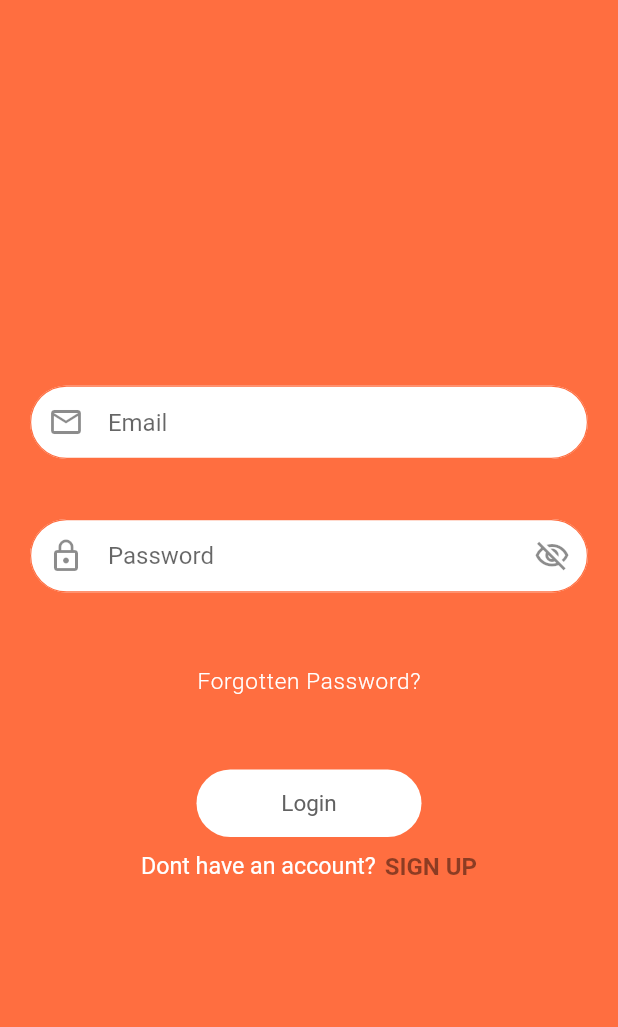
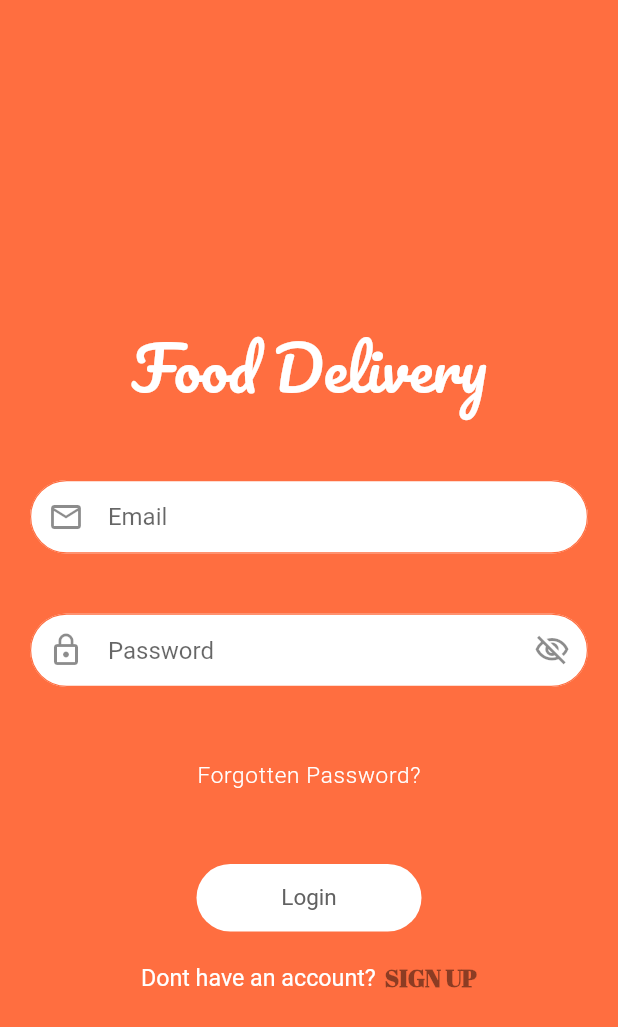
Before and after one commit to ShardulVanage/Flutter-U-I-xx, a Flutter app: the LoginScreen screen opened directly, on a phone screen of 412 x 824 dp. Shown: the top 1027 px of the screen. Run offline on Flutter 3.47's test engine with Material 2 defaults, Android fonts, the phone set to English and light mode, and no system bars; our stand-ins replace font_awesome_flutter, google_fonts.

Commit message:
update on loginpage

```diff
--- a/flutter_food_delivery_ui/lib/screen/loginscreen.dart
+++ b/flutter_food_delivery_ui/lib/screen/loginscreen.dart
@@ -1,5 +1,6 @@
 import 'package:flutter/material.dart';
 import 'package:flutter_food_delivery_ui/screen/home_screen.dart';
+import 'package:google_fonts/google_fonts.dart';
 
 class LoginScreen extends StatefulWidget {
   @override
@@ -12,11 +13,21 @@ class _LoginScreenState extends State<LoginScreen> {
     return Scaffold(
       backgroundColor: Theme.of(context).primaryColor,
       body: Container(
+        child: SingleChildScrollView(
           child: Column(
             mainAxisAlignment: MainAxisAlignment.center,
             crossAxisAlignment: CrossAxisAlignment.center,
             children: <Widget>[
-
+              SizedBox(
+                height: 210,
+              ),
+              Text(
+                'Food Delivery',
+                style: GoogleFonts.pacifico(fontSize: 40, color: Colors.white),
+              ),
+              SizedBox(
+                height: 20,
+              ),
               Padding(
                 padding: const EdgeInsets.all(20.0),
                 child: TextField(
@@ -58,39 +69,61 @@ class _LoginScreenState extends State<LoginScreen> {
                       prefixIcon: Icon(
                         Icons.lock_outline,
                       ),
-                  suffixIcon: Icon(Icons.visibility_off_outlined)
-                ),
+                      suffixIcon: Icon(Icons.visibility_off_outlined)),
                   obscureText: true,
                 ),
               ),
-            SizedBox(height: 30,),
-            Text('Forgotten Password?',style: TextStyle(fontSize: 15, color: Colors.white,letterSpacing: .5,fontWeight: FontWeight.w300 ),),
+              SizedBox(
+                height: 30,
+              ),
+              Text(
+                'Forgotten Password?',
+                style: TextStyle(
+                    fontSize: 15,
+                    color: Colors.white,
+                    letterSpacing: .5,
+                    fontWeight: FontWeight.w300),
+              ),
               SizedBox(height: 50),
               InkWell(
-              onTap: () => Navigator.push(context, MaterialPageRoute(builder: (_)=> Homescreen())),
+                onTap: () => Navigator.push(
+                    context, MaterialPageRoute(builder: (_) => Homescreen())),
                 child: Container(
                   height: 45,
                   width: 150,
-              child: Center(child: Text('Login',style: TextStyle(fontSize: 15,color: Colors.grey[700]),)),
-
+                  child: Center(
+                      child: Text(
+                    'Login',
+                    style: TextStyle(fontSize: 15, color: Colors.grey[700]),
+                  )),
                   decoration: BoxDecoration(
                     borderRadius: BorderRadius.circular(50),
                     color: Colors.white,
-
-               ),
-
                   ),
                 ),
-
-            SizedBox(height: 10,),
+              ),
+              SizedBox(
+                height: 20,
+              ),
               Row(
                 mainAxisAlignment: MainAxisAlignment.center,
                 children: <Widget>[
-              Text('Dont have an account?',style: TextStyle(color: Colors.white,fontSize: 15.5 ),),
-              SizedBox(width: 6,),
-              Text('SIGN UP',style: TextStyle(color: Colors.black45,fontWeight: FontWeight.w600,fontSize: 16),),
-            ],)
+                  Text(
+                    'Dont have an account?',
+                    style: TextStyle(color: Colors.white, fontSize: 15.5),
+                  ),
+                  SizedBox(
+                    width: 6,
+                  ),
+                  Text('SIGN UP',
+                      style: GoogleFonts.abrilFatface(
+                          color: Colors.black45,
+                          fontWeight: FontWeight.w600,
+                          fontSize: 16)),
                 ],
+              )
+            ],
+          ),
         ),
       ),
     );
--- a/flutter_food_delivery_ui/pubspec.yaml
+++ b/flutter_food_delivery_ui/pubspec.yaml
@@ -20,6 +20,7 @@ dependencies:
   flutter:
     sdk: flutter
   font_awesome_flutter: ^8.11.0
+  google_fonts: ^1.1.1
 
 
   # The following adds the Cupertino Icons font to your application.
```
Also changed, not shown: flutter_food_delivery_ui/pubspec.lock, 1 other file. Lines whose indentation alone changed are shown as unchanged.
